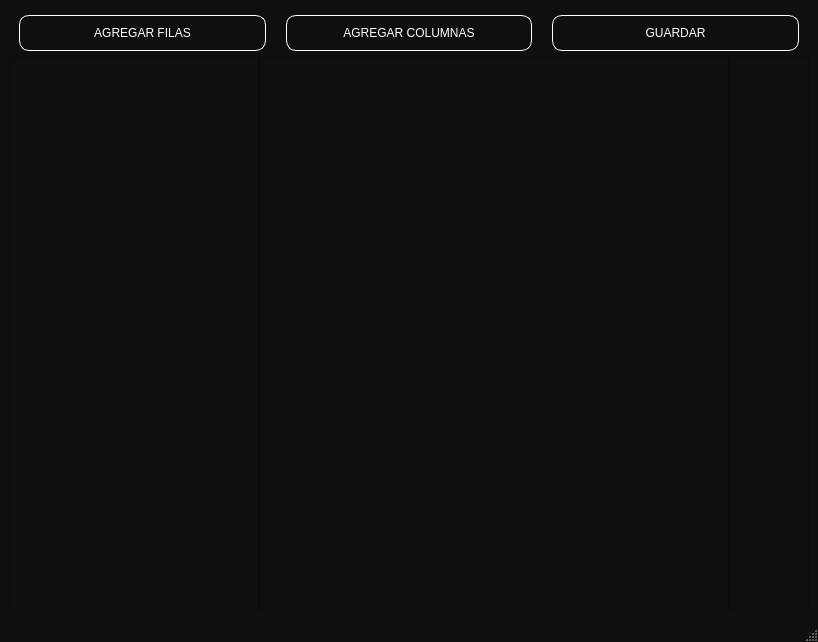
fernandezfacu/Remake-Counter-Strike-2D, file src/editor/game_editor.ui: the form before one commit.
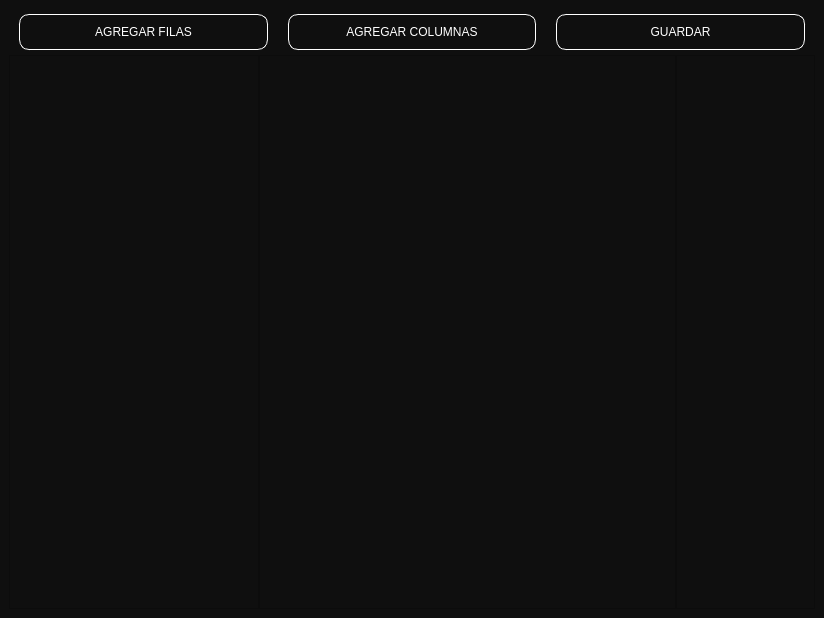
The form after the commit.

Commit message: now responsive

The edit to the form file:
```diff
--- a/src/editor/game_editor.ui
+++ b/src/editor/game_editor.ui
@@ -6,8 +6,8 @@
    <rect>
     <x>0</x>
     <y>0</y>
-    <width>818</width>
-    <height>642</height>
+    <width>824</width>
+    <height>618</height>
    </rect>
   </property>
   <property name="windowTitle">
@@ -24,8 +24,8 @@
 	background-color: rgb(15, 15, 15);
 }</string>
    </property>
-   <layout class="QHBoxLayout" name="horizontalLayout">
-    <item alignment="Qt::AlignHCenter|Qt::AlignVCenter">
+   <layout class="QHBoxLayout" name="horizontalLayout_5">
+    <item>
      <widget class="QStackedWidget" name="stack">
       <property name="minimumSize">
        <size>
@@ -35,8 +35,8 @@
       </property>
       <property name="maximumSize">
        <size>
-        <width>800</width>
-        <height>600</height>
+        <width>16777215</width>
+        <height>16777215</height>
        </size>
       </property>
       <property name="styleSheet">
@@ -186,6 +186,12 @@
        </layout>
       </widget>
       <widget class="QWidget" name="editMapPage">
+       <property name="minimumSize">
+        <size>
+         <width>800</width>
+         <height>600</height>
+        </size>
+       </property>
        <property name="styleSheet">
         <string notr="true">QWidget {
 	background-color: rgb(15, 15, 15);
@@ -299,7 +305,7 @@
          </layout>
         </item>
         <item>
-         <layout class="QHBoxLayout" name="horizontalLayout_3">
+         <layout class="QHBoxLayout" name="horizontalLayout_3" stretch="1,3,1">
           <item alignment="Qt::AlignLeft">
            <widget class="QScrollArea" name="scrollArea">
             <property name="sizePolicy">
@@ -383,7 +389,7 @@
               <rect>
                <x>0</x>
                <y>0</y>
-               <width>454</width>
+               <width>405</width>
                <height>543</height>
               </rect>
              </property>
@@ -430,7 +436,7 @@
             </property>
             <property name="maximumSize">
              <size>
-              <width>80</width>
+              <width>16777215</width>
               <height>16777215</height>
              </size>
             </property>
@@ -448,7 +454,7 @@
               <rect>
                <x>0</x>
                <y>0</y>
-               <width>78</width>
+               <width>133</width>
                <height>543</height>
               </rect>
              </property>
@@ -482,11 +488,14 @@
                 <property name="bottomMargin">
                  <number>1</number>
                 </property>
-                <item>
+                <item alignment="Qt::AlignHCenter|Qt::AlignVCenter">
                  <widget class="QLabel" name="label">
                   <property name="text">
                    <string/>
                   </property>
+                  <property name="alignment">
+                   <set>Qt::AlignCenter</set>
+                  </property>
                  </widget>
                 </item>
                </layout>
@@ -503,7 +512,6 @@
     </item>
    </layout>
   </widget>
-  <widget class="QStatusBar" name="statusbar"/>
  </widget>
  <resources/>
  <connections/>
```
Left out of the diff: 8 changed lines with no effect on the pictures. The commit also changes 1 other file.
